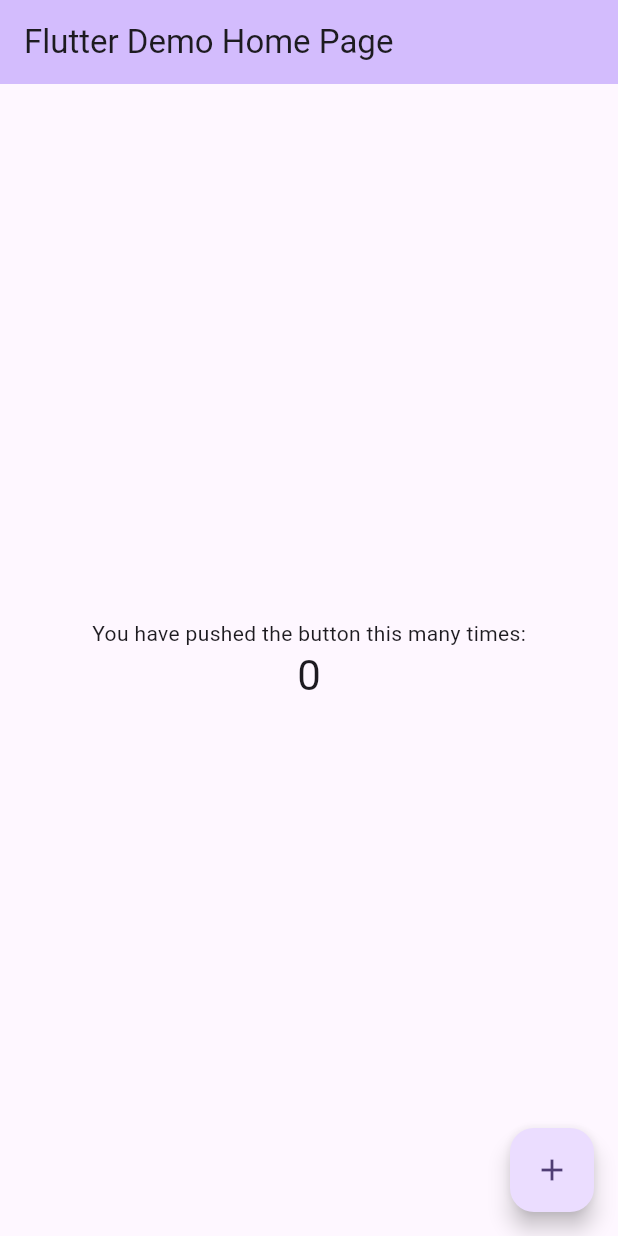
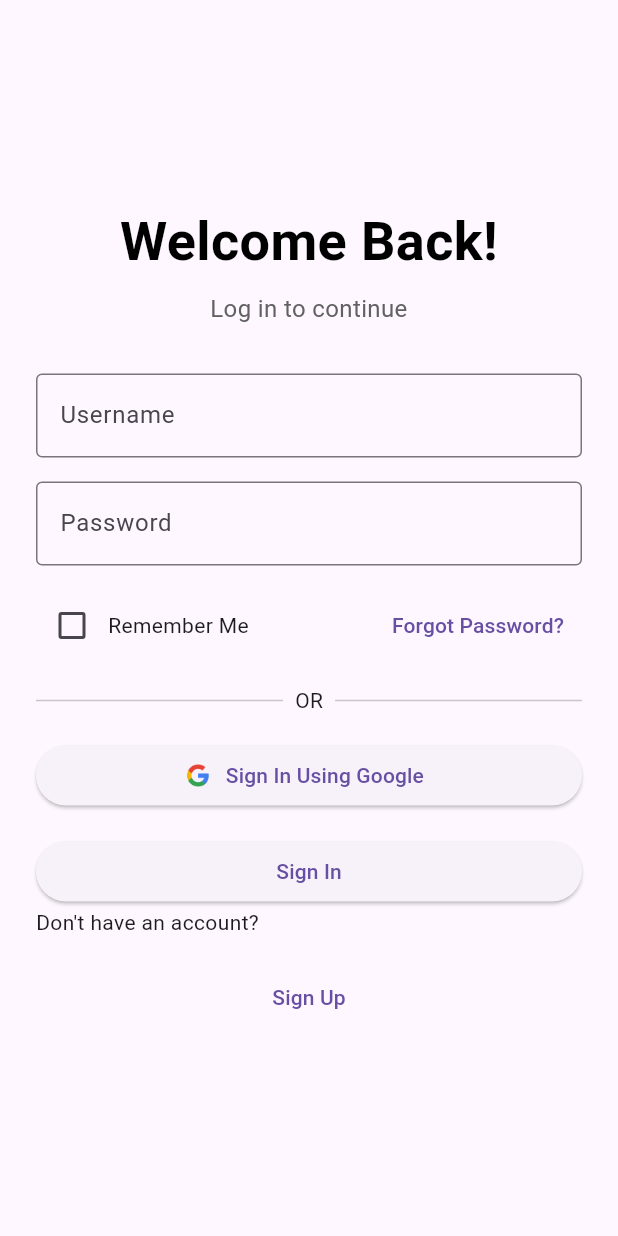
Before and after one commit to shubham-pokhrel/healthcare-app, a Flutter app: the screen it shows after launch, on a phone screen of 412 x 824 dp. Run offline on Flutter 3.47's test engine with Material 3 defaults, Android fonts, the phone set to English and light mode, and no system bars.

Commit message:
Added basic LoginScreen UI with form fields, buttons

```diff
--- a/lib/main.dart
+++ b/lib/main.dart
@@ -1,125 +1,21 @@
 import 'package:flutter/material.dart';
+import 'screens/login_screen.dart';
 
 void main() {
-  runApp(const MyApp());
+  runApp(MyApp());
 }
 
 class MyApp extends StatelessWidget {
-  const MyApp({super.key});
-
-  // This widget is the root of your application.
   @override
   Widget build(BuildContext context) {
     return MaterialApp(
-      title: 'Flutter Demo',
+      title: 'Patient Management App',
       theme: ThemeData(
-        // This is the theme of your application.
-        //
-        // TRY THIS: Try running your application with "flutter run". You'll see
-        // the application has a purple toolbar. Then, without quitting the app,
-        // try changing the seedColor in the colorScheme below to Colors.green
-        // and then invoke "hot reload" (save your changes or press the "hot
-        // reload" button in a Flutter-supported IDE, or press "r" if you used
-        // the command line to start the app).
-        //
-        // Notice that the counter didn't reset back to zero; the application
-        // state is not lost during the reload. To reset the state, use hot
-        // restart instead.
-        //
-        // This works for code too, not just values: Most code changes can be
-        // tested with just a hot reload.
-        colorScheme: ColorScheme.fromSeed(seedColor: Colors.deepPurple),
-        useMaterial3: true,
+        primarySwatch: Colors.blue,  // seting global app styling
+        visualDensity: VisualDensity.adaptivePlatformDensity,
       ),
-      home: const MyHomePage(title: 'Flutter Demo Home Page'),
+      home: LoginScreen(),
+      debugShowCheckedModeBanner: false, // Remove debug banner
     );
   }
 }
-
-class MyHomePage extends StatefulWidget {
-  const MyHomePage({super.key, required this.title});
-
-  // This widget is the home page of your application. It is stateful, meaning
-  // that it has a State object (defined below) that contains fields that affect
-  // how it looks.
-
-  // This class is the configuration for the state. It holds the values (in this
-  // case the title) provided by the parent (in this case the App widget) and
-  // used by the build method of the State. Fields in a Widget subclass are
-  // always marked "final".
-
-  final String title;
-
-  @override
-  State<MyHomePage> createState() => _MyHomePageState();
-}
-
-class _MyHomePageState extends State<MyHomePage> {
-  int _counter = 0;
-
-  void _incrementCounter() {
-    setState(() {
-      // This call to setState tells the Flutter framework that something has
-      // changed in this State, which causes it to rerun the build method below
-      // so that the display can reflect the updated values. If we changed
-      // _counter without calling setState(), then the build method would not be
-      // called again, and so nothing would appear to happen.
-      _counter++;
-    });
-  }
-
-  @override
-  Widget build(BuildContext context) {
-    // This method is rerun every time setState is called, for instance as done
-    // by the _incrementCounter method above.
-    //
-    // The Flutter framework has been optimized to make rerunning build methods
-    // fast, so that you can just rebuild anything that needs updating rather
-    // than having to individually change instances of widgets.
-    return Scaffold(
-      appBar: AppBar(
-        // TRY THIS: Try changing the color here to a specific color (to
-        // Colors.amber, perhaps?) and trigger a hot reload to see the AppBar
-        // change color while the other colors stay the same.
-        backgroundColor: Theme.of(context).colorScheme.inversePrimary,
-        // Here we take the value from the MyHomePage object that was created by
-        // the App.build method, and use it to set our appbar title.
-        title: Text(widget.title),
-      ),
-      body: Center(
-        // Center is a layout widget. It takes a single child and positions it
-        // in the middle of the parent.
-        child: Column(
-          // Column is also a layout widget. It takes a list of children and
-          // arranges them vertically. By default, it sizes itself to fit its
-          // children horizontally, and tries to be as tall as its parent.
-          //
-          // Column has various properties to control how it sizes itself and
-          // how it positions its children. Here we use mainAxisAlignment to
-          // center the children vertically; the main axis here is the vertical
-          // axis because Columns are vertical (the cross axis would be
-          // horizontal).
-          //
-          // TRY THIS: Invoke "debug painting" (choose the "Toggle Debug Paint"
-          // action in the IDE, or press "p" in the console), to see the
-          // wireframe for each widget.
-          mainAxisAlignment: MainAxisAlignment.center,
-          children: <Widget>[
-            const Text(
-              'You have pushed the button this many times:',
-            ),
-            Text(
-              '$_counter',
-              style: Theme.of(context).textTheme.headlineMedium,
-            ),
-          ],
-        ),
-      ),
-      floatingActionButton: FloatingActionButton(
-        onPressed: _incrementCounter,
-        tooltip: 'Increment',
-        child: const Icon(Icons.add),
-      ), // This trailing comma makes auto-formatting nicer for build methods.
-    );
-  }
-}
--- /dev/null
+++ b/lib/screens/login_screen.dart
@@ -0,0 +1,99 @@
+import 'package:flutter/material.dart';
+
+class LoginScreen extends StatelessWidget {
+  @override
+  Widget build(BuildContext context) {
+    return Scaffold(
+      body: Center(
+        child: Padding(
+          padding: const EdgeInsets.symmetric(horizontal: 24.0),
+          child: Column(
+            mainAxisAlignment: MainAxisAlignment.center,
+            crossAxisAlignment: CrossAxisAlignment.stretch,
+            children: [
+              Text(
+                "Welcome Back!",
+                textAlign: TextAlign.center,
+                style: TextStyle(
+                  fontSize: 36,
+                  fontWeight: FontWeight.bold,
+                  color: Colors.black,
+                ),
+              ),
+
+              SizedBox(height: 8),
+              Text(
+                "Log in to continue",
+                textAlign: TextAlign.center,
+                style: TextStyle(
+                  fontSize: 16,
+                  color: Colors.grey[700],
+                ),
+              ),
+              SizedBox(height: 32),
+              TextField(
+                decoration: InputDecoration(
+                  labelText: "Username",
+                  border: OutlineInputBorder(),
+                ),
+              ),
+              SizedBox(height: 16),
+              TextField(
+                obscureText: true,
+                decoration: InputDecoration(
+                  labelText: "Password",
+                  border: OutlineInputBorder(),
+                ),
+              ),
+              SizedBox(height: 16),
+              Row(
+                mainAxisAlignment: MainAxisAlignment.spaceBetween,
+                children: [
+                  Row(
+                    children: [
+                      Checkbox(value: false, onChanged: (value) {}),
+                      Text("Remember Me")
+                    ],
+                  ),
+                  TextButton(
+                    onPressed: () {},
+                    child: Text("Forgot Password?"),
+                  ),
+                ],
+              ),
+
+              SizedBox(height: 16),
+              Row(
+                children: [
+                  Expanded(child: Divider()),
+                  Padding(
+                    padding: const EdgeInsets.symmetric(horizontal: 8.0),
+                    child: Text("OR"),
+                  ),
+                  Expanded(child: Divider()),
+                ],
+              ),
+              SizedBox(height: 16),
+              ElevatedButton.icon(
+                onPressed: () {},
+                icon: Image.asset('lib/assets/google_icon.png', height: 24),
+                label: Text("Sign In Using Google"),
+              ),
+              SizedBox(height: 16),
+              ElevatedButton(
+                onPressed: () {},
+                child: Text("Sign In"),
+              ),
+              Text("Don't have an account?"),
+              SizedBox(height: 16),
+              TextButton(
+                onPressed: () {},
+                child: Text("Sign Up"),
+              ),
+            ],
+          ),
+        ),
+      ),
+    );
+  }
+}
--- a/pubspec.yaml
+++ b/pubspec.yaml
@@ -52,6 +52,8 @@ dev_dependencies:
 
 # The following section is specific to Flutter packages.
 flutter:
+  assets:
+    - lib/assets/
 
   # The following line ensures that the Material Icons font is
   # included with your application, so that you can use the icons in
```
Also changed, not shown: lib/assets/google_icon.png (added).
